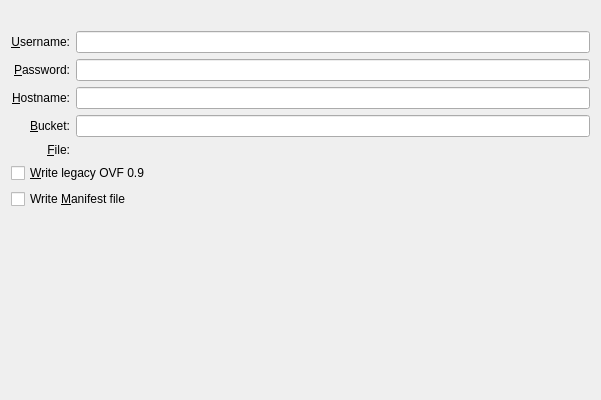
First picture: the form in vbox/src/VBox/Frontends/VirtualBox/src/wizards/exportappliance/UIExportApplianceWzdPage3.ui, repository jljuxgm/vboxgit, before the edit.
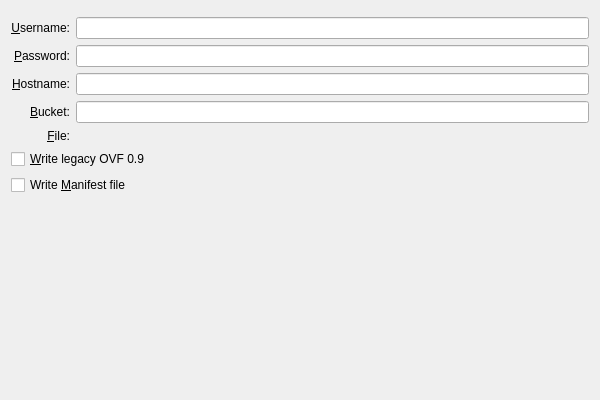
Second picture: the form after the edit. Custom widgets are drawn as their Qt base class.

```diff
--- a/vbox/src/VBox/Frontends/VirtualBox/src/wizards/exportappliance/UIExportApplianceWzdPage3.ui
+++ b/vbox/src/VBox/Frontends/VirtualBox/src/wizards/exportappliance/UIExportApplianceWzdPage3.ui
@@ -23,19 +23,9 @@
     <height>400</height>
    </rect>
   </property>
-  <property name="sizePolicy">
-   <sizepolicy hsizetype="Minimum" vsizetype="Minimum">
-    <horstretch>0</horstretch>
-    <verstretch>0</verstretch>
-   </sizepolicy>
-  </property>
   <layout class="QVBoxLayout" name="verticalLayout">
    <item>
-    <widget class="QILabel" name="m_pPage4Text1">
-     <property name="wordWrap">
-      <bool>true</bool>
-     </property>
-    </widget>
+    <widget class="QIRichTextLabel" name="m_pPage4Text1"/>
    </item>
    <item>
     <layout class="QGridLayout" name="m_pLayout2">
@@ -150,10 +140,10 @@
      <property name="orientation">
       <enum>Qt::Vertical</enum>
      </property>
-     <property name="sizeHint" stdset="0">
+     <property name="sizeHint">
       <size>
-       <width>579</width>
-       <height>144</height>
+       <width>0</width>
+       <height>0</height>
       </size>
      </property>
     </spacer>
@@ -162,9 +152,9 @@
  </widget>
  <customwidgets>
   <customwidget>
-   <class>QILabel</class>
-   <extends>QLabel</extends>
-   <header>QILabel.h</header>
+   <class>QIRichTextLabel</class>
+   <extends>QWidget</extends>
+   <header>QIRichTextLabel.h</header>
   </customwidget>
   <customwidget>
    <class>VBoxEmptyFileSelector</class>
```
Left out of the diff: 4 changed lines with no effect on the pictures.
